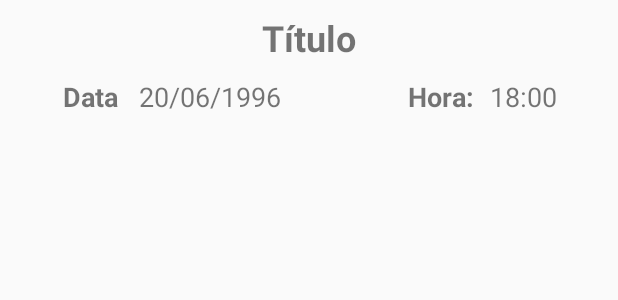
After one commit to Chicarelli/Voluntariar, an Android app: the layout item_meus_eventos.xml on its own in the app's theme, with its tools: preview values and no code run, on a phone screen of 412 x 824 dp. The commit adds this screen. Shown: the top 300 px of the screen. Run offline under Robolectric (Android 15) with nearby library versions, the phone set to English and light mode, and no system bars; Roboto replaces fonts that are not available here.

Commit message:
Adicionando tela de meusEventos

```diff
--- /dev/null
+++ b/app/src/main/res/layout/item_meus_eventos.xml
@@ -0,0 +1,71 @@
+<?xml version="1.0" encoding="utf-8"?>
+<androidx.constraintlayout.widget.ConstraintLayout xmlns:android="http://schemas.android.com/apk/res/android"
+    xmlns:app="http://schemas.android.com/apk/res-auto"
+    android:layout_width="match_parent"
+    android:layout_height="match_parent">
+
+    <TextView
+        android:id="@+id/meus_eventos_edt_titulo"
+        android:layout_width="wrap_content"
+        android:layout_height="wrap_content"
+        android:layout_marginTop="3dp"
+        android:padding="5dp"
+        android:text="Título"
+        android:textSize="24sp"
+        android:textStyle="bold"
+        app:layout_constraintLeft_toLeftOf="parent"
+        app:layout_constraintRight_toRightOf="parent"
+        app:layout_constraintTop_toTopOf="parent" />
+
+    <TextView
+        android:id="@+id/meus_eventos_txt_data"
+        android:layout_width="wrap_content"
+        android:layout_height="wrap_content"
+        android:padding="5dp"
+        android:text="Data"
+        android:textSize="18sp"
+        android:textStyle="bold"
+        app:layout_constraintHorizontal_bias="0.1"
+        app:layout_constraintLeft_toLeftOf="parent"
+        app:layout_constraintRight_toRightOf="parent"
+        app:layout_constraintTop_toBottomOf="@id/meus_eventos_edt_titulo" />
+
+    <TextView
+        android:id="@+id/meus_eventos_edt_data"
+        android:layout_width="wrap_content"
+        android:layout_height="wrap_content"
+        android:layout_marginLeft="3dp"
+        android:padding="5dp"
+        android:text="20/06/1996"
+        android:textSize="18sp"
+        app:layout_constraintBottom_toBottomOf="@id/meus_eventos_txt_data"
+        app:layout_constraintLeft_toRightOf="@id/meus_eventos_txt_data"
+        app:layout_constraintTop_toTopOf="@id/meus_eventos_txt_data" />
+
+    <TextView
+        android:id="@+id/meus_eventos_edt_hora"
+        android:layout_width="wrap_content"
+        android:layout_height="wrap_content"
+        android:padding="5dp"
+        android:text="18:00"
+        android:textSize="18sp"
+        app:layout_constraintBottom_toBottomOf="@id/meus_eventos_txt_data"
+        app:layout_constraintHorizontal_bias="0.9"
+        app:layout_constraintLeft_toLeftOf="parent"
+        app:layout_constraintRight_toRightOf="parent"
+        app:layout_constraintTop_toBottomOf="@id/meus_eventos_edt_titulo"
+        app:layout_constraintTop_toTopOf="@id/meus_eventos_txt_data" />
+
+    <TextView
+        android:id="@+id/meus_eventos_txt_hora"
+        android:layout_width="wrap_content"
+        android:layout_height="wrap_content"
+        android:layout_marginLeft="3dp"
+        android:padding="5dp"
+        android:text="Hora:"
+        android:textSize="18sp"
+        android:textStyle="bold"
+        app:layout_constraintBottom_toBottomOf="@id/meus_eventos_edt_hora"
+        app:layout_constraintRight_toLeftOf="@id/meus_eventos_edt_hora"
+        app:layout_constraintTop_toTopOf="@id/meus_eventos_edt_hora" />
+</androidx.constraintlayout.widget.ConstraintLayout>
--- a/app/src/main/res/menu/mainmenu.xml
+++ b/app/src/main/res/menu/mainmenu.xml
@@ -5,5 +5,7 @@
     <item android:id="@+id/criarEvento"
         android:title="Criar Evento" />
     <item android:id="@id/info"
-        android:title="avaliar"/>
+        android:title="Sair"/>
+    <item android:id="@+id/meusEventos"
+        android:title="Meus Eventos"/>
 </menu>
```
Also changed, not shown: app/src/main/AndroidManifest.xml (+6 -1 lines), app/src/main/java/com/example/voluntariado/MainActivity.java (+8 -0 lines), app/src/main/java/com/example/voluntariado/MeusEventos.java (added, +103 -0 lines), app/src/main/res/layout/activity_meus_eventos.xml (added, +19 -0 lines), 736 other files.
